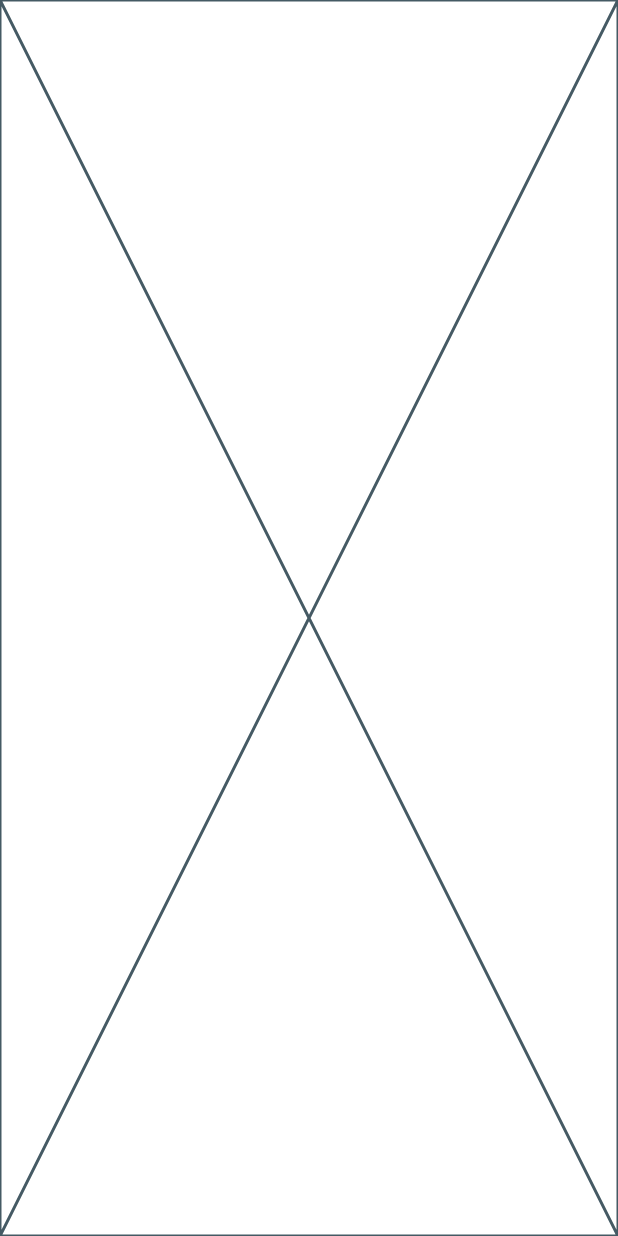
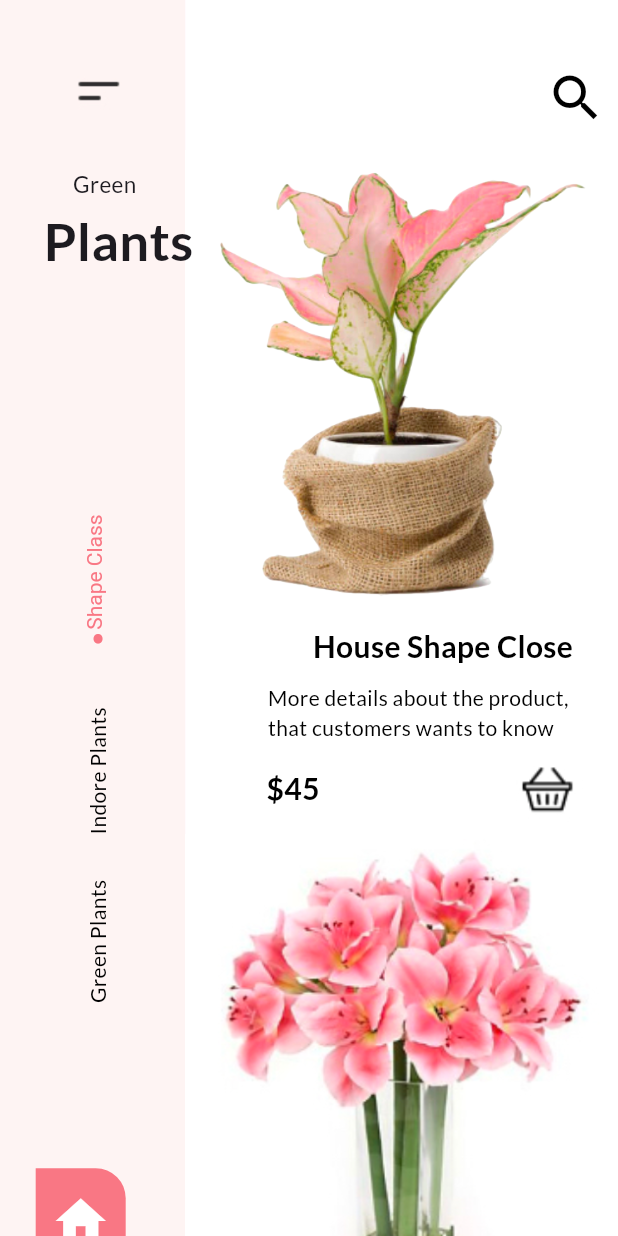
Before and after one commit to RG-7/PLANT_APP_UI, a Flutter app: the screen it shows after launch, on a phone screen of 412 x 824 dp. Run offline on Flutter 3.47's test engine with Material 3 defaults, Android fonts, the phone set to English and light mode, and no system bars; our stand-ins replace google_fonts.

Commit message:
update home screen 1

```diff
--- a/lib/screen/home_screen.dart
+++ b/lib/screen/home_screen.dart
@@ -1,10 +1,190 @@
 import 'package:flutter/material.dart';
+import 'package:plant_app_ui/screen/product.dart';
+import 'package:plant_app_ui/utils/colors.dart';
 
 class HomeScreen extends StatelessWidget {
   const HomeScreen({super.key});
 
   @override
   Widget build(BuildContext context) {
-    return const Placeholder();
+    Size size = MediaQuery.of(context).size;
+
+    return Scaffold(
+      body: Stack(
+        children: [
+          Row(
+            children: [
+              sideBar(),
+              bodyParts(size),
+            ],
+          ),
+          const Positioned(
+            top: 135,
+            left: 29,
+            child: Text(
+              "Plants",
+              style: TextStyle(
+                fontWeight: FontWeight.bold,
+                fontSize: 35,
+              ),
+            ),
+          ),
+          const Positioned(
+            top: 45,
+            right: 8,
+            child: Icon(
+              Icons.search,
+              color: Colors.black,
+              size: 40,
+            ),
+          ),
+        ],
+      ),
+    );
+  }
+
+  Container bodyParts(Size size) {
+    return Container(
+      width: size.width * 0.7,
+      color: Colors.white,
+      child: const SingleChildScrollView(
+        child: Column(
+          children: [
+            SizedBox(
+              height: 100,
+            ),
+            Hero(
+              tag: 'Flower1',
+              child: Product(
+                name: "House Shape Close",
+                price: "45",
+                image: "images/flower1.png",
+              ),
+            ),
+            Hero(
+              tag: 'Flower2',
+              child: Product(
+                name: "Glass Water",
+                price: "60",
+                image: "images/flower2.png",
+              ),
+            ),
+          ],
+        ),
+      ),
+    );
+  }
+
+  Expanded sideBar() {
+    return Expanded(
+        child: Container(
+      color: secondaryColor,
+      child: Column(
+        children: [
+          Padding(
+            padding: const EdgeInsets.only(
+              left: 8,
+              top: 38,
+            ),
+            child: Image.asset(
+              "images/more icon.png",
+              width: 60,
+            ),
+          ),
+          const SizedBox(
+            height: 30,
+          ),
+          const Padding(
+            padding: EdgeInsets.only(left: 16),
+            child: Text(
+              "Green",
+              style: TextStyle(fontSize: 15),
+            ),
+          ),
+          const SizedBox(
+            height: 210,
+          ),
+          Padding(
+            padding: const EdgeInsets.only(right: 14),
+            child: RotatedBox(
+              quarterTurns: 3,
+              child: RichText(
+                text: TextSpan(children: [
+                  TextSpan(
+                    text: ".",
+                    style: TextStyle(
+                      fontSize: 40,
+                      fontWeight: FontWeight.bold,
+                      color: primaryColor,
+                    ),
+                  ),
+                  TextSpan(
+                    text: "Shape Class",
+                    style: TextStyle(
+                      color: primaryColor,
+                    ),
+                  ),
+                ]),
+              ),
+            ),
+          ),
+          // sizedbox
+          const SizedBox(
+            height: 40,
+          ),
+
+          const Padding(
+            padding: EdgeInsets.only(left: 8),
+            child: RotatedBox(
+              quarterTurns: 3,
+              child: Text(
+                "Indore Plants",
+                style: TextStyle(
+                  color: Colors.black,
+                ),
+              ),
+            ),
+          ),
+
+          // sizedbox
+          const SizedBox(
+            height: 30,
+          ),
+
+          const Padding(
+            padding: EdgeInsets.only(left: 8),
+            child: RotatedBox(
+              quarterTurns: 3,
+              child: Text(
+                "Green Plants",
+                style: TextStyle(
+                  color: Colors.black,
+                ),
+              ),
+            ),
+          ),
+
+          Padding(
+            padding: const EdgeInsets.only(right: 16, top: 110),
+            child: Container(
+              decoration: BoxDecoration(
+                borderRadius: const BorderRadius.only(
+                  topRight: Radius.circular(20),
+                  bottomRight: Radius.circular(20),
+                ),
+                color: primaryColor,
+              ),
+              width: 60,
+              height: 70,
+              child: const Icon(
+                Icons.home,
+                color: Colors.white,
+                size: 40,
+              ),
+            ),
+          ),
+        ],
+      ),
+    ));
   }
 }
```
